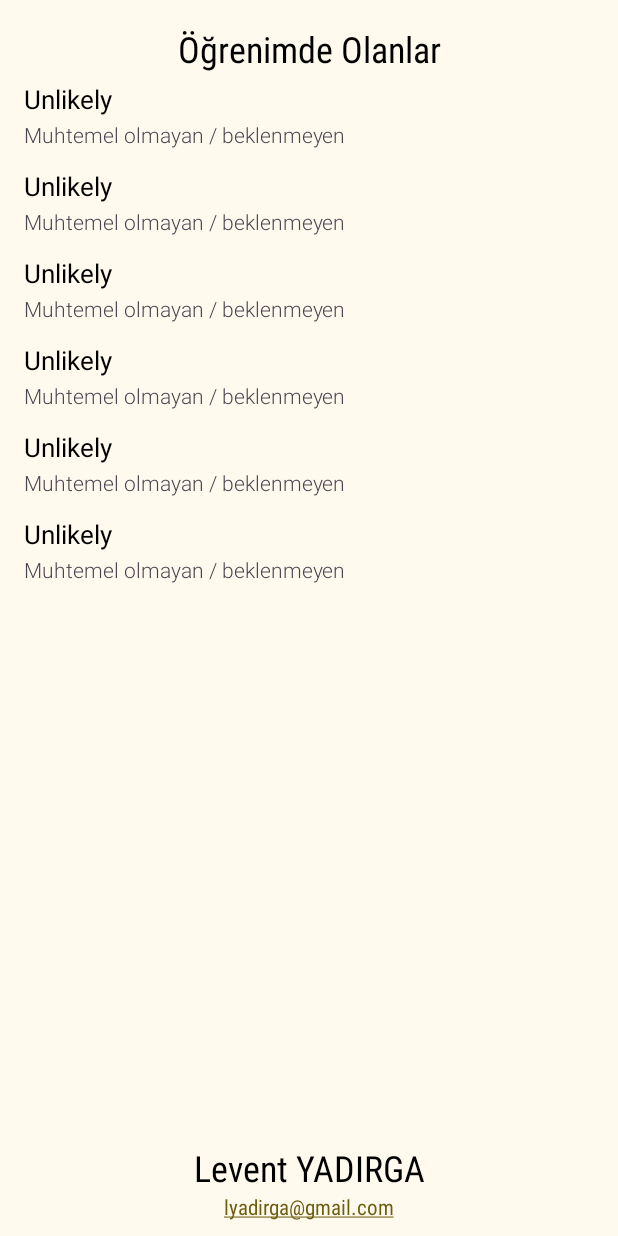
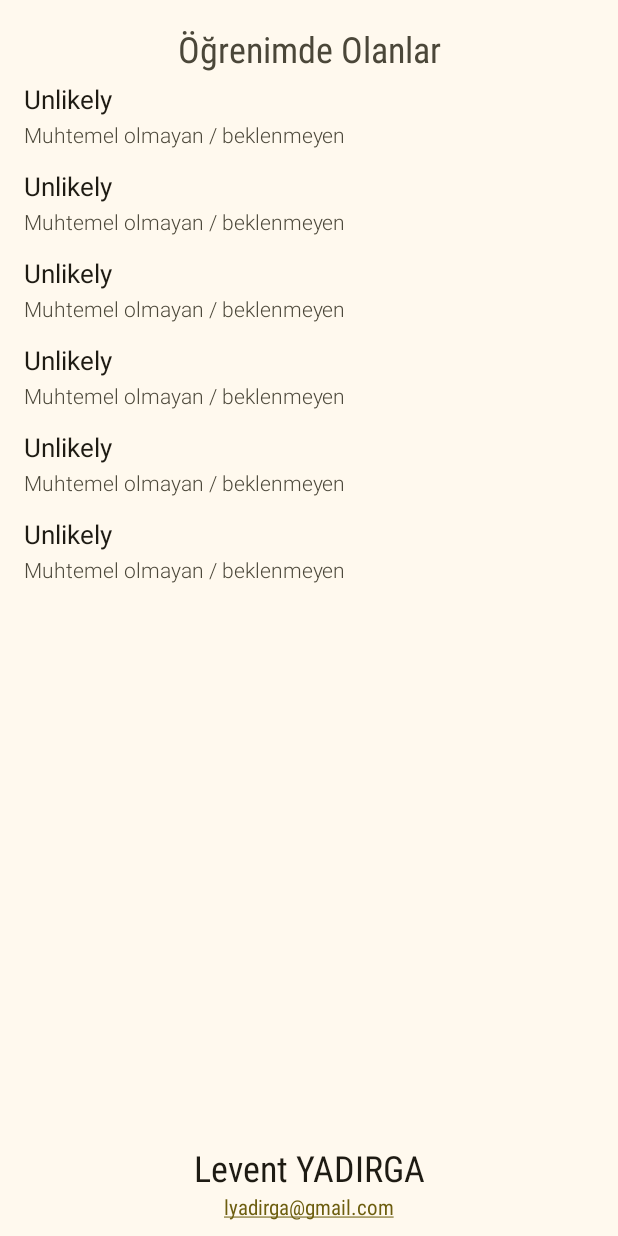
Before and after one commit to LeventYADIRGA/BildirimleOgren, an Android app: the layout activity_main.xml on its own in the app's theme, with its tools: preview values and no code run, on a phone screen of 412 x 824 dp. Run offline under Robolectric (Android 15) with nearby library versions, the phone set to English and light mode, and no system bars.

Commit message:
yazı renkleri temaya uygun olacak şekilde ayarlandı

```diff
--- a/app/src/main/res/layout/activity_main.xml
+++ b/app/src/main/res/layout/activity_main.xml
@@ -12,7 +12,7 @@
         android:layout_height="wrap_content"
         android:text="Öğrenimde Olanlar"
         android:layout_marginTop="16dp"
-        android:textColor="@color/text_color_title"
+        android:textColor="?attr/colorOnSurfaceVariant"
         android:fontFamily="sans-serif-condensed"
         android:textSize="24sp"
         app:layout_constraintTop_toTopOf="parent"
@@ -37,7 +37,7 @@
         android:layout_width="wrap_content"
         android:layout_height="wrap_content"
         android:textSize="24sp"
-        android:textColor="@color/text_color_title"
+        android:textColor="?attr/colorOnSurface"
         android:fontFamily="sans-serif-condensed"
         android:text="Levent YADIRGA"
         app:layout_constraintBottom_toTopOf="@+id/mail"
--- a/app/src/main/res/layout/item.xml
+++ b/app/src/main/res/layout/item.xml
@@ -14,7 +14,7 @@
         android:id="@+id/sentence"
         android:layout_width="wrap_content"
         android:layout_height="wrap_content"
-        android:textColor="@color/text_color_title"
+        android:textColor="?attr/colorOnSurface"
         android:fontFamily="sans-serif"
         android:textSize="17sp"
         tools:text="Unlikely"/>
@@ -24,6 +24,7 @@
         android:id="@+id/mean"
         android:layout_width="wrap_content"
         android:layout_height="wrap_content"
+        android:textColor="?attr/colorOnSurfaceVariant"
         android:fontFamily="sans-serif-light"
         android:textSize="14sp"
         tools:text="Muhtemel olmayan / beklenmeyen"/>
--- a/app/src/main/res/values-night/colors.xml
+++ b/app/src/main/res/values-night/colors.xml
@@ -1,4 +1,2 @@
 <?xml version="1.0" encoding="utf-8"?>
-<resources>
-    <color name="text_color_title">#F0F0F0</color>
-</resources>
+<resources></resources>
--- a/app/src/main/res/values/colors.xml
+++ b/app/src/main/res/values/colors.xml
@@ -1,7 +1,6 @@
 <?xml version="1.0" encoding="utf-8"?>
 <resources>
     <color name="black">#FF000000</color>
-    <color name="text_color_title">#FF000000</color>
     <color name="white">#FFFFFFFF</color>
 
     <!-- Red light colors -->
```
